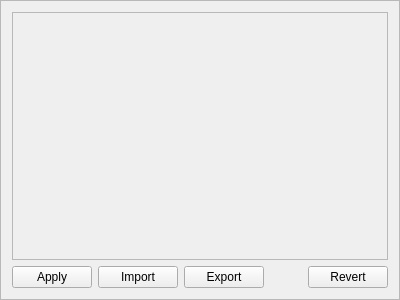
Above: FlightController/LayoutEditor.ui from dmaone/CommonSense before the change. Below: the same form after it.
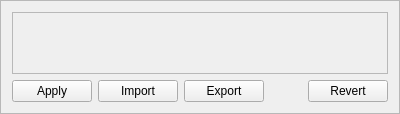
That is the form after the change.

The edit to the form file:
```diff
--- a/FlightController/LayoutEditor.ui
+++ b/FlightController/LayoutEditor.ui
@@ -7,7 +7,7 @@
     <x>0</x>
     <y>0</y>
     <width>400</width>
-    <height>300</height>
+    <height>114</height>
    </rect>
   </property>
   <property name="windowTitle">
```
